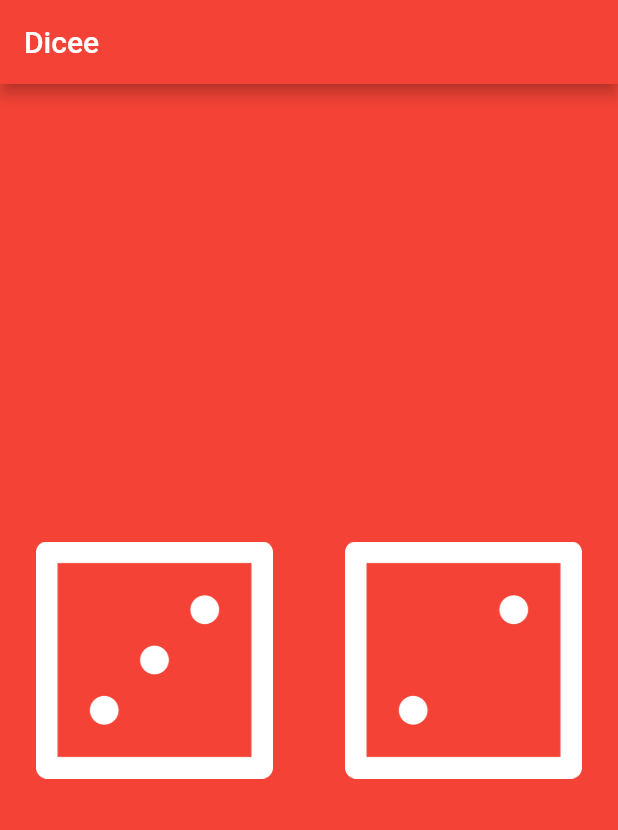
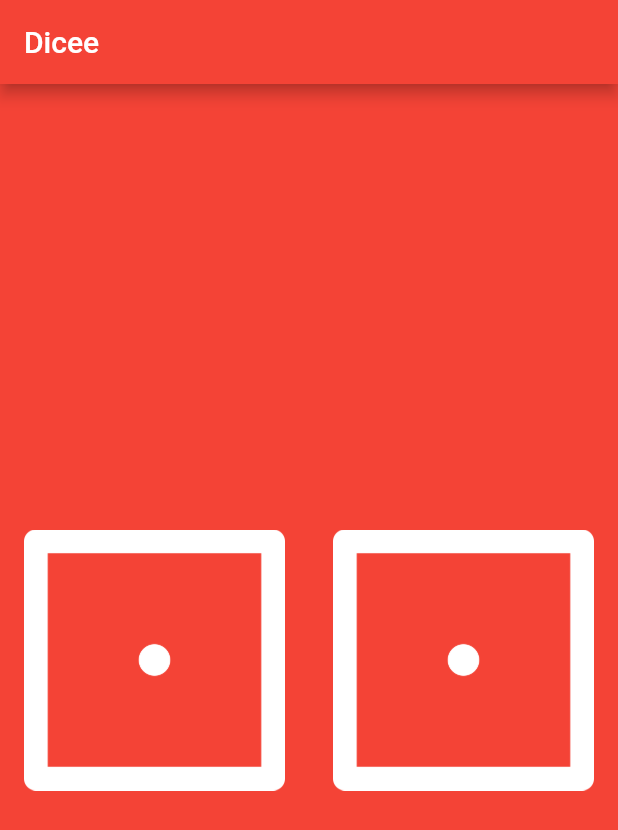
Before and after one commit to bertanasco/flutterathome, a Flutter app: the screen it shows after launch, on a phone screen of 412 x 824 dp. Shown: the top 830 px of the screen. Run offline on Flutter 3.47's test engine with Material 2 defaults, Android fonts, the phone set to English and light mode, and no system bars.

Commit message:
initial setstate code

```diff
--- a/appbrewery/section_07/dicee-flutter/lib/main.dart
+++ b/appbrewery/section_07/dicee-flutter/lib/main.dart
@@ -9,38 +9,34 @@ void main() {
           title: Text('Dicee'),
           backgroundColor: Colors.red,
         ),
-        body: DicePage(),
+        body: DicePageStateFul(),
       ),
     ),
   );
 }
 
 class DicePage extends StatelessWidget {
+  var leftDiceNumber = 3;
+  var rightDiceNumber = 2;
   @override
   Widget build(BuildContext context) {
     return Center(
       child: Row(
         children: <Widget>[
           Expanded(
-            child: Padding(
-              padding: const EdgeInsets.all(8.0),
             child: FlatButton(
-                child: Image.asset('images/dice3.png'),
+              child: Image.asset('images/dice$leftDiceNumber.png'),
               onPressed: () {
                 print('Button 1 pressed');
               },
             ),
           ),
-          ),
           Expanded(
-            child: Padding(
-              padding: const EdgeInsets.all(8.0),
             child: FlatButton(
-                child: Image.asset('images/dice2.png'),
+              child: Image.asset('images/dice$rightDiceNumber.png'),
               onPressed: () {
                 print('Button 2 pressed');
               },
-              ),
             ),
           ),
         ],
@@ -48,3 +44,45 @@ class DicePage extends StatelessWidget {
     );
   }
 }
+
+class DicePageStateFul extends StatefulWidget {
+  @override
+  _DicePageStateFulState createState() => _DicePageStateFulState();
+}
+
+class _DicePageStateFulState extends State<DicePageStateFul> {
+  var leftDiceNumber = 1;
+  var rightDiceNumber = 1;
+  @override
+  Widget build(BuildContext context) {
+    return Center(
+      child: Row(
+        children: <Widget>[
+          Expanded(
+            child: FlatButton(
+              child: Image.asset('images/dice$leftDiceNumber.png'),
+              onPressed: () {
+                setState(() {
+                  leftDiceNumber = 5;
+                });
+                print('Button 1 pressed');
+              },
+            ),
+          ),
+          Expanded(
+            child: FlatButton(
+              child: Image.asset('images/dice$rightDiceNumber.png'),
+              onPressed: () {
+                setState(() {
+                  rightDiceNumber = 3;
+                });
+
+                print('Button 2 pressed');
+              },
+            ),
+          ),
+        ],
+      ),
+    );
+  }
+}
```
Lines whose indentation alone changed are shown as unchanged.
